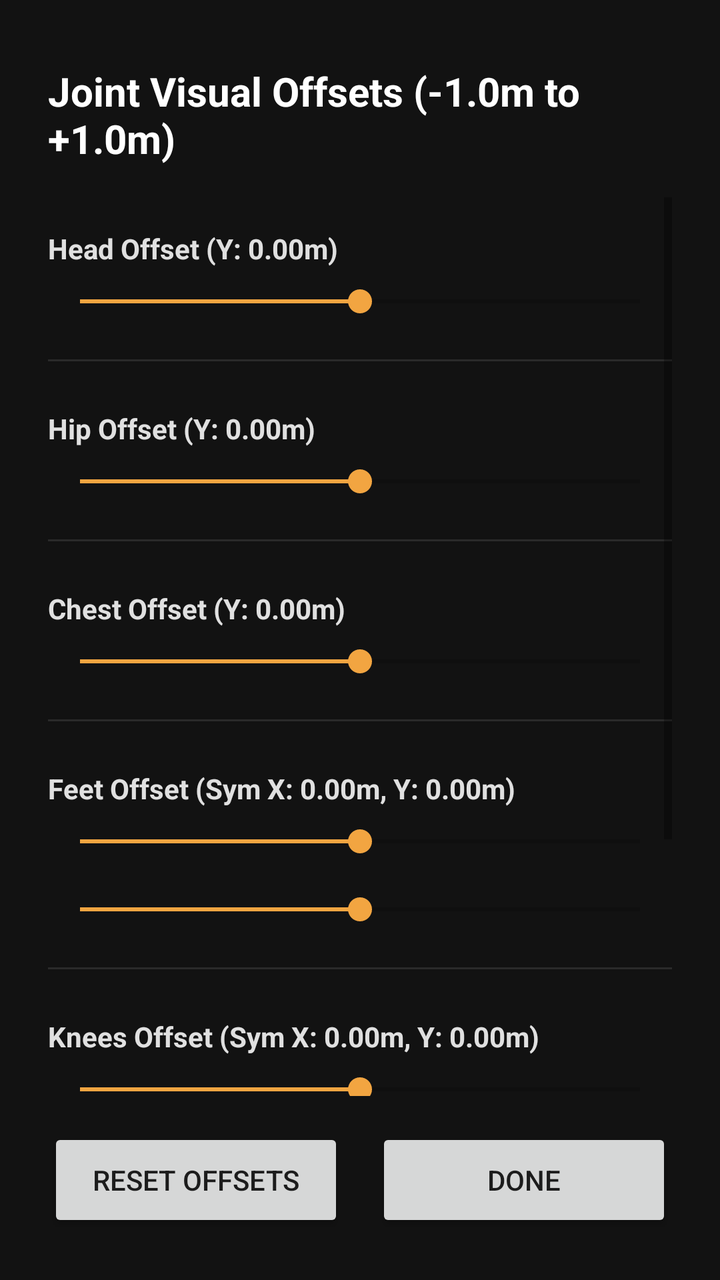
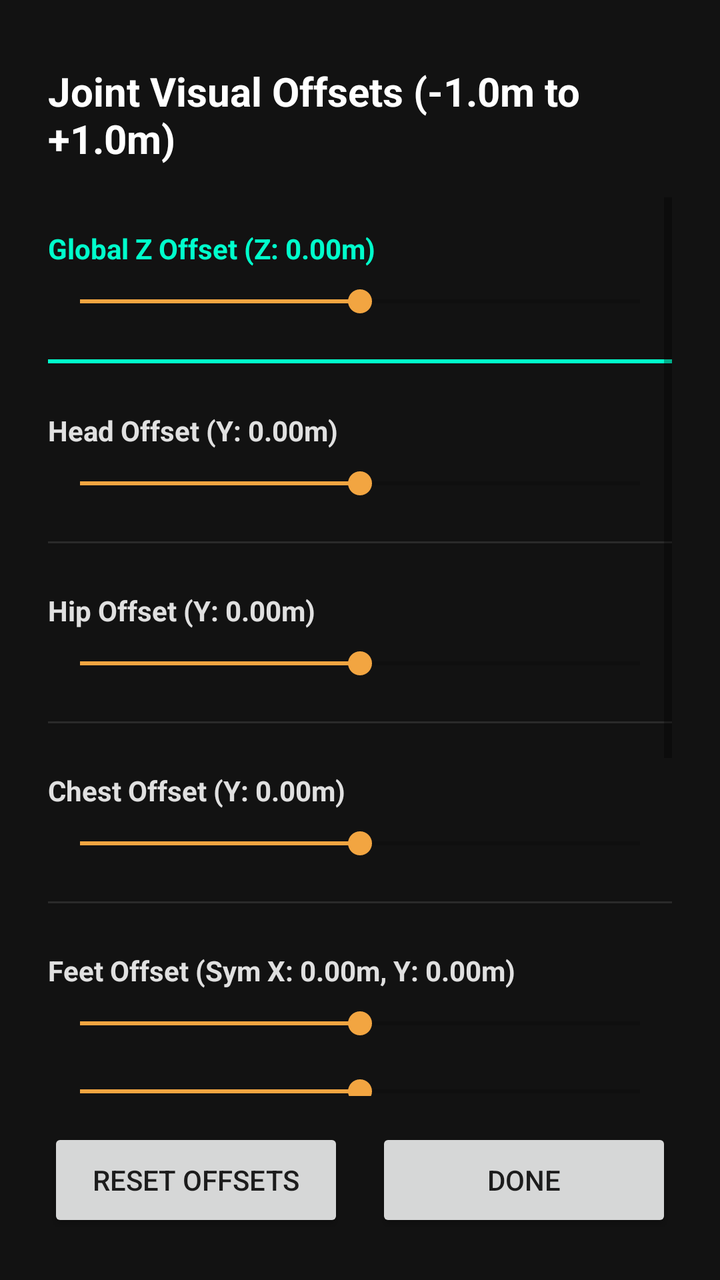

An Android layout rendered at two revisions. The XML below is the earlier revision; the diff shows what the commit changed to produce the second picture.
<!-- AndroidManifest.xml: application theme Theme.VRBodyTracker -->
<!-- res/layout/dialog_joint_adjustments.xml -->
<?xml version="1.0" encoding="utf-8"?>
<LinearLayout xmlns:android="http://schemas.android.com/apk/res/android"
    android:layout_width="match_parent"
    android:layout_height="match_parent"
    android:background="#121212"
    android:orientation="vertical"
    android:padding="24dp">

    <TextView
        android:layout_width="match_parent"
        android:layout_height="wrap_content"
        android:layout_marginTop="8dp"
        android:layout_marginBottom="8dp"
        android:text="Joint Visual Offsets (-1.0m to +1.0m)"
        android:textColor="#FFFFFF"
        android:textSize="20sp"
        android:textStyle="bold" />

    <ScrollView
        android:layout_width="match_parent"
        android:layout_height="0dp"
        android:layout_marginTop="8dp"
        android:layout_marginBottom="16dp"
        android:layout_weight="1"
        android:fillViewport="true">

        <LinearLayout
            android:layout_width="match_parent"
            android:layout_height="wrap_content"
            android:orientation="vertical">

            
            <TextView
                android:id="@+id/headLabel"
                android:layout_width="match_parent"
                android:layout_height="wrap_content"
                android:layout_marginTop="16dp"
                android:text="Head Offset (Y: 0.00m)"
                android:textColor="#E0E0E0"
                android:textSize="14sp"
                android:textStyle="bold" />

            <SeekBar
                android:id="@+id/headYSeekBar"
                android:layout_width="match_parent"
                android:layout_height="wrap_content"
                android:layout_marginTop="8dp"
                android:layout_marginBottom="12dp"
                android:max="200"
                android:progress="100" />

            <View
                android:layout_width="match_parent"
                android:layout_height="1dp"
                android:layout_marginVertical="8dp"
                android:background="#2A2A2A" />

            
            <TextView
                android:id="@+id/hipLabel"
                android:layout_width="match_parent"
                android:layout_height="wrap_content"
                android:layout_marginTop="16dp"
                android:text="Hip Offset (Y: 0.00m)"
                android:textColor="#E0E0E0"
                android:textSize="14sp"
                android:textStyle="bold" />

            <SeekBar
                android:id="@+id/hipYSeekBar"
                android:layout_width="match_parent"
                android:layout_height="wrap_content"
                android:layout_marginTop="8dp"
                android:layout_marginBottom="12dp"
                android:max="200"
                android:progress="100" />

            <View
                android:layout_width="match_parent"
                android:layout_height="1dp"
                android:layout_marginVertical="8dp"
                android:background="#2A2A2A" />

            
            <TextView
                android:id="@+id/chestLabel"
                android:layout_width="match_parent"
                android:layout_height="wrap_content"
                android:layout_marginTop="16dp"
                android:text="Chest Offset (Y: 0.00m)"
                android:textColor="#E0E0E0"
                android:textSize="14sp"
                android:textStyle="bold" />

            <SeekBar
                android:id="@+id/chestYSeekBar"
                android:layout_width="match_parent"
                android:layout_height="wrap_content"
                android:layout_marginTop="8dp"
                android:layout_marginBottom="12dp"
                android:max="200"
                android:progress="100" />

            <View
                android:layout_width="match_parent"
                android:layout_height="1dp"
                android:layout_marginVertical="8dp"
                android:background="#2A2A2A" />

            
            <TextView
                android:id="@+id/feetLabel"
                android:layout_width="match_parent"
                android:layout_height="wrap_content"
                android:layout_marginTop="16dp"
                android:text="Feet Offset (Sym X: 0.00m, Y: 0.00m)"
                android:textColor="#E0E0E0"
                android:textSize="14sp"
                android:textStyle="bold" />

            <SeekBar
                android:id="@+id/feetXSeekBar"
                android:layout_width="match_parent"
                android:layout_height="wrap_content"
                android:layout_marginTop="8dp"
                android:layout_marginBottom="8dp"
                android:max="200"
                android:progress="100" />

            <SeekBar
                android:id="@+id/feetYSeekBar"
                android:layout_width="match_parent"
                android:layout_height="wrap_content"
                android:layout_marginTop="8dp"
                android:layout_marginBottom="12dp"
                android:max="200"
                android:progress="100" />

            <View
                android:layout_width="match_parent"
                android:layout_height="1dp"
                android:layout_marginVertical="8dp"
                android:background="#2A2A2A" />

            
            <TextView
                android:id="@+id/kneesLabel"
                android:layout_width="match_parent"
                android:layout_height="wrap_content"
                android:layout_marginTop="16dp"
                android:text="Knees Offset (Sym X: 0.00m, Y: 0.00m)"
                android:textColor="#E0E0E0"
                android:textSize="14sp"
                android:textStyle="bold" />

            <SeekBar
                android:id="@+id/kneesXSeekBar"
                android:layout_width="match_parent"
                android:layout_height="wrap_content"
                android:layout_marginTop="8dp"
                android:layout_marginBottom="8dp"
                android:max="200"
                android:progress="100" />

            <SeekBar
                android:id="@+id/kneesYSeekBar"
                android:layout_width="match_parent"
                android:layout_height="wrap_content"
                android:layout_marginTop="8dp"
                android:layout_marginBottom="12dp"
                android:max="200"
                android:progress="100" />

            <View
                android:layout_width="match_parent"
                android:layout_height="1dp"
                android:layout_marginVertical="8dp"
                android:background="#2A2A2A" />

            
            <TextView
                android:id="@+id/elbowsLabel"
                android:layout_width="match_parent"
                android:layout_height="wrap_content"
                android:layout_marginTop="16dp"
                android:text="Elbows Offset (Sym X: 0.00m, Y: 0.00m)"
                android:textColor="#E0E0E0"
                android:textSize="14sp"
                android:textStyle="bold" />

            <SeekBar
                android:id="@+id/elbowsXSeekBar"
                android:layout_width="match_parent"
                android:layout_height="wrap_content"
                android:layout_marginTop="8dp"
                android:layout_marginBottom="8dp"
                android:max="200"
                android:progress="100" />

            <SeekBar
                android:id="@+id/elbowsYSeekBar"
                android:layout_width="match_parent"
                android:layout_height="wrap_content"
                android:layout_marginTop="8dp"
                android:layout_marginBottom="16dp"
                android:max="200"
                android:progress="100" />

        </LinearLayout>
    </ScrollView>

    <LinearLayout
        android:layout_width="match_parent"
        android:layout_height="wrap_content"
        android:orientation="horizontal">

        <Button
            android:id="@+id/resetOffsetsButton"
            android:layout_width="0dp"
            android:layout_height="52dp"
            android:layout_marginEnd="8dp"
            android:layout_weight="1"
            android:text="Reset Offsets" />

        <Button
            android:id="@+id/closeDialogButton"
            android:layout_width="0dp"
            android:layout_height="52dp"
            android:layout_marginStart="8dp"
            android:layout_weight="1"
            android:text="Done" />
    </LinearLayout>

</LinearLayout>
<!-- resources referenced by this layout -->
<resources>
  <style name="Theme.VRBodyTracker" parent="Theme.MaterialComponents.DayNight.NoActionBar">
          <item name="colorPrimary">#0B6E4F</item>
          <item name="colorPrimaryVariant">#09543D</item>
          <item name="colorOnPrimary">#FFFFFF</item>
          <item name="colorSecondary">#F2A541</item>
          <item name="colorOnSecondary">#1A1A1A</item>
          <item name="android:statusBarColor" tools:targetApi="l">#000000</item>
      </style>
</resources>

<!-- the commit's change to res/layout/dialog_joint_adjustments.xml (unified diff, before → after) -->
@@ -31,6 +31,32 @@
 
             
             <TextView
+                android:id="@+id/globalZLabel"
+                android:layout_width="match_parent"
+                android:layout_height="wrap_content"
+                android:layout_marginTop="16dp"
+                android:text="Global Z Offset (Z: 0.00m)"
+                android:textColor="#00FFCC"
+                android:textSize="14sp"
+                android:textStyle="bold" />
+
+            <SeekBar
+                android:id="@+id/globalZSeekBar"
+                android:layout_width="match_parent"
+                android:layout_height="wrap_content"
+                android:layout_marginTop="8dp"
+                android:layout_marginBottom="12dp"
+                android:max="200"
+                android:progress="100" />
+
+            <View
+                android:layout_width="match_parent"
+                android:layout_height="2dp"
+                android:layout_marginVertical="8dp"
+                android:background="#00FFCC" />
+
+            
+            <TextView
                 android:id="@+id/headLabel"
                 android:layout_width="match_parent"
                 android:layout_height="wrap_content"
